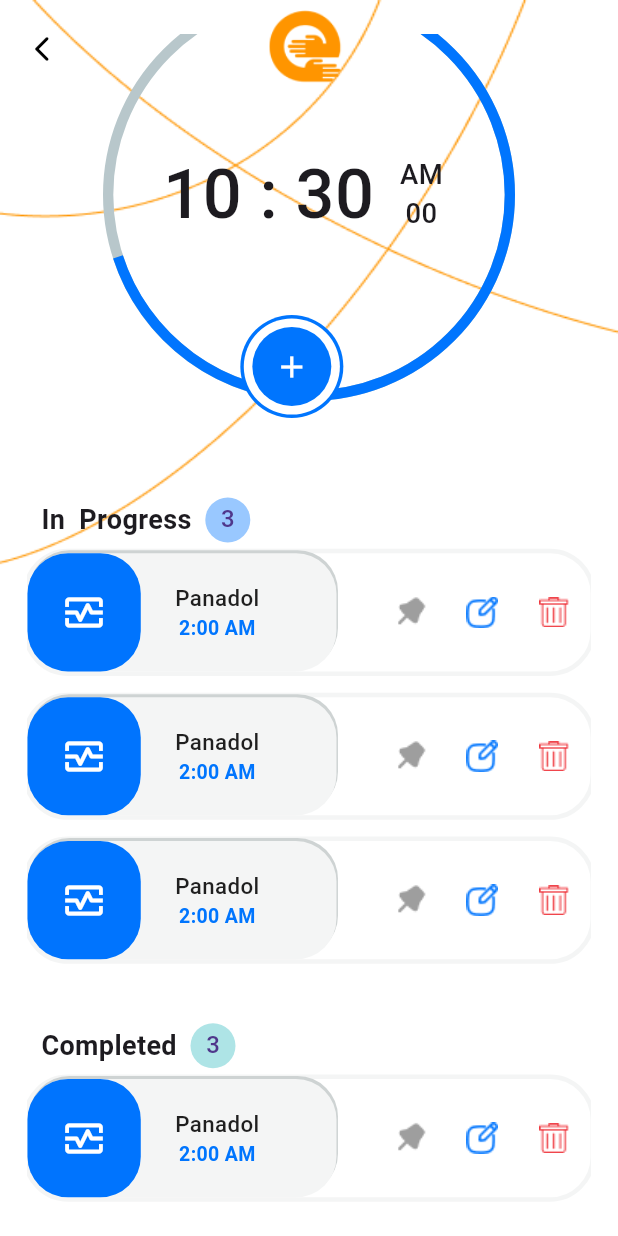
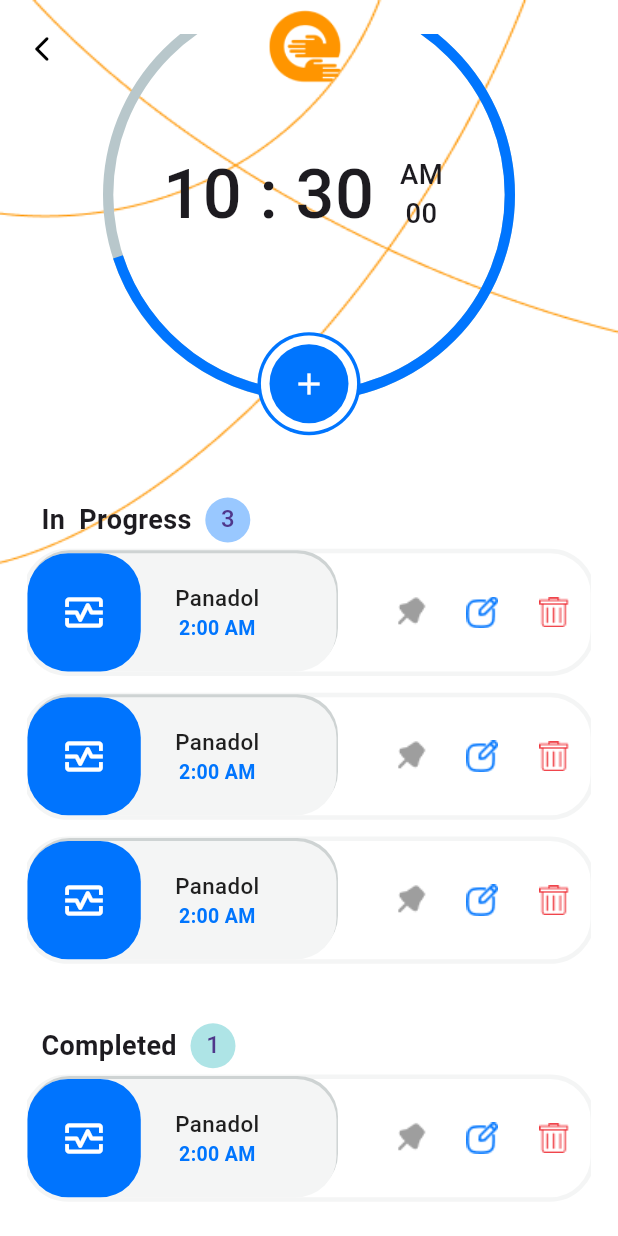
Before and after one commit to MonaAbdelaziz2024/Care_app_two, a Flutter app: the ShowAllTasks screen opened directly, scrolled down 96 dp, on a phone screen of 412 x 824 dp. Run offline on Flutter 3.47's test engine with Material 3 defaults, Android fonts, the phone set to English and light mode, and no system bars; drawn by our look-alikes of percent_indicator; our stand-ins replace curved_navigation_bar, fl_chart, flutter_screenutil, font_awesome_flutter, syncfusion_flutter_datepicker; missing offline and left inert: dart:ffi, datepicker_dropdown, flutter_modal_date_picker; Roboto replaces fonts that are missing (Ciaro).

Commit message:
edit view tasks page .

```diff
--- a/lib/screens/view_tasks/view_tasks.dart
+++ b/lib/screens/view_tasks/view_tasks.dart
@@ -36,8 +36,8 @@ class _ShowAllTasksState extends State<ShowAllTasks> {
         children:[
         const  Timer(),
           Positioned(
-            top: 190.r,
-            left: 80.r,
+            top: 200.r,
+            left: 90.r,
             child: CircleAvatar(backgroundColor: const Color(0xff0075FE),
                     radius: 30.r,
                     child: CircleAvatar(backgroundColor: Colors.white,radius: 28.r,
@@ -100,7 +100,7 @@ class _ShowAllTasksState extends State<ShowAllTasks> {
                     const CircleAvatar(
                       backgroundColor: Color(0xffAEE4E6),
                       radius: 15,
-                      child: Text('3'),
+                      child: Text('1'),
                     ),
                   ],
                 ),
```
